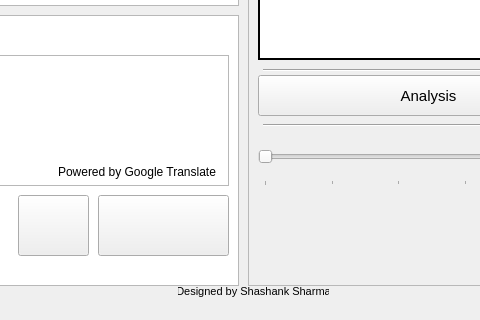
First picture: the form in App/ui/Application.ui, repository shashankrnr32/KannadaTTS-Application, before the edit; both pictures show x 402 to 882 and y 448 to 768 of the 1366 by 768 pixel window.
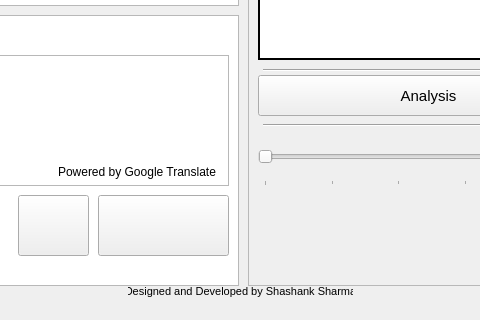
Second picture: the form after the edit. Icons and pictures are not drawn.

Patch:
```diff
--- a/App/ui/Application.ui
+++ b/App/ui/Application.ui
@@ -1049,9 +1049,9 @@
    <widget class="QLabel" name="label_2">
     <property name="geometry">
      <rect>
-      <x>580</x>
+      <x>530</x>
       <y>710</y>
-      <width>151</width>
+      <width>225</width>
       <height>12</height>
      </rect>
     </property>
@@ -1061,7 +1061,7 @@
      </font>
     </property>
     <property name="text">
-     <string>Designed by Shashank Sharma</string>
+     <string>Designed and Developed by Shashank Sharma</string>
     </property>
     <property name="alignment">
      <set>Qt::AlignCenter</set>
```
